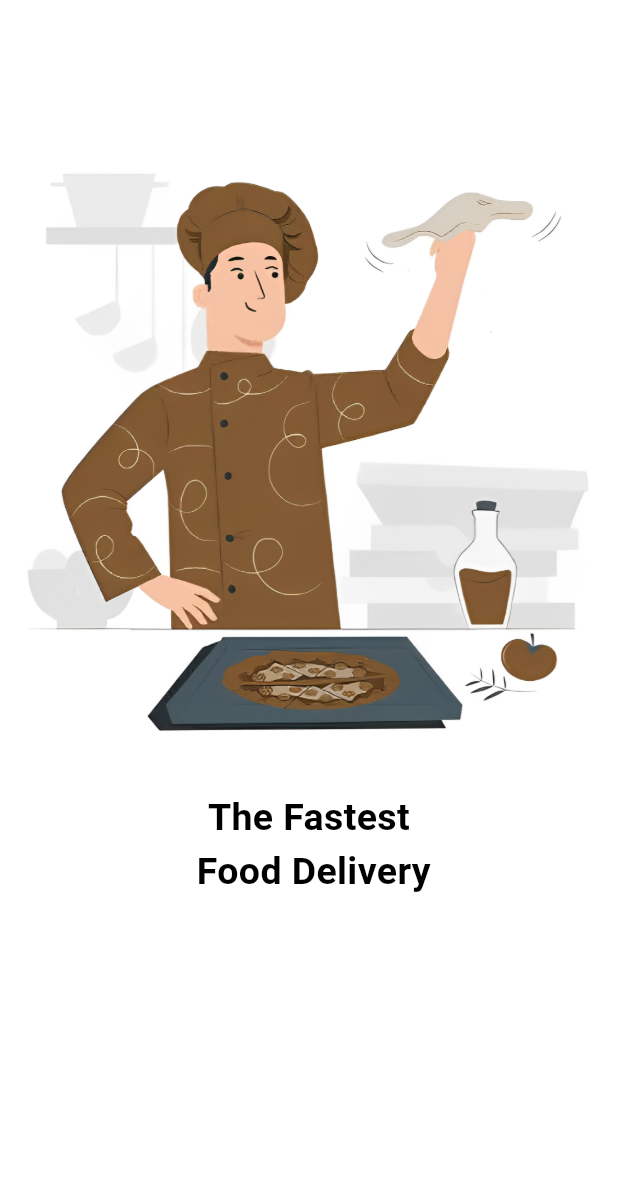
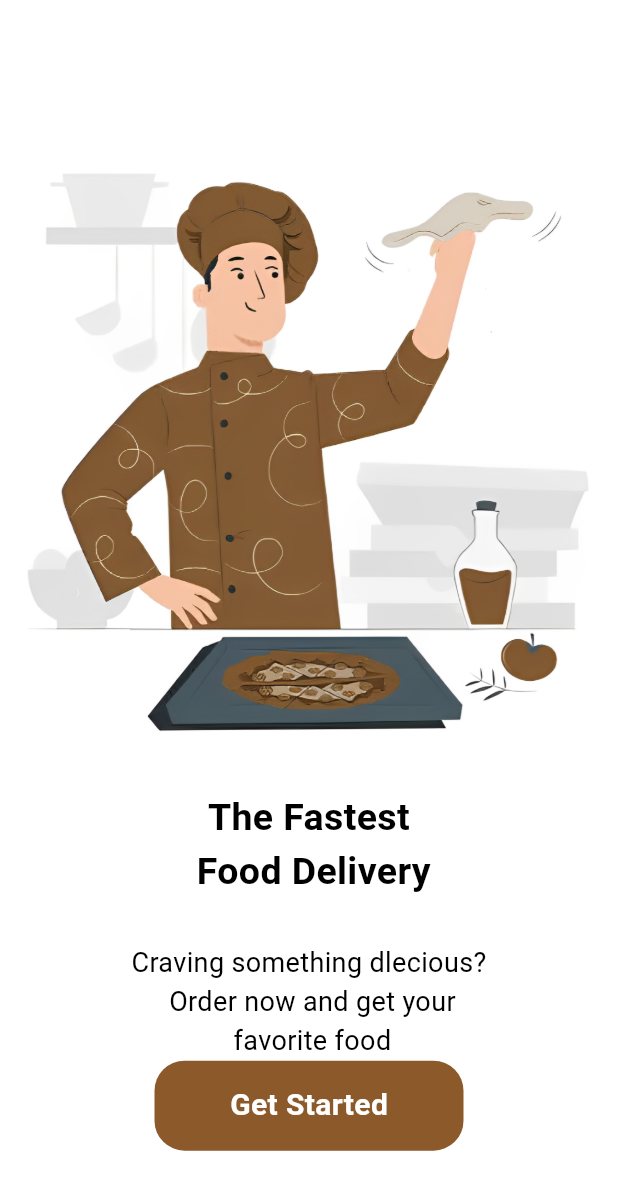
Before and after one commit to kavinduabc/Flutter-e-commerce-one, a Flutter app: the screen it shows after launch, on a phone screen of 412 x 824 dp. Shown: the top 1190 px of the screen. Run offline on Flutter 3.47's test engine with Material 3 defaults, Android fonts, the light colour scheme and no system bars.

Commit message:
add to text with get start button to OnboardingState page

```diff
--- a/lib/pages/onbaording.dart
+++ b/lib/pages/onbaording.dart
@@ -24,7 +24,27 @@ class _OnboardingState extends State<Onboarding>{
 
             Text("The Fastest \n Food Delivery",
              textAlign :TextAlign.center,
-            style:AppWidget.HeadlineTextFeildStyel() ,),
+            style:AppWidget.HeadlineTextFeildStyel() ,
+            ),
+            SizedBox(height: 30.0,),
+            Text("Craving something dlecious? \n Order now and get your\n favorite food ",
+            textAlign: TextAlign.center,
+            style: AppWidget.SimpleTextFeildStyel(),),
+            Container(
+              height: 60.0,
+              width: MediaQuery.of(context).size.width /2,
+              decoration: BoxDecoration(
+                color:Color(0xff8c592a),borderRadius: BorderRadius.circular(20.0)
+              ),
+              child: Center(
+                child: Text("Get Started",style: TextStyle(
+                  color:Colors.white,
+                  fontSize:20.0,
+                  fontWeight:FontWeight.bold
+                ),),
+              ),
+
+            )
           ],
 
         ),
--- a/lib/service/widget_support.dart
+++ b/lib/service/widget_support.dart
@@ -1,5 +1,3 @@
-import 'dart:ui';
-
 import 'package:flutter/material.dart';
 
 class AppWidget {
@@ -8,8 +6,10 @@ class AppWidget {
       color: Colors.black,
       fontSize: 25.0,
       fontWeight: FontWeight.bold,
-
-
     );
   }
+
+  static TextStyle SimpleTextFeildStyel() {
+    return TextStyle(color: Colors.black, fontSize: 18.0);
+  }
 }
```
